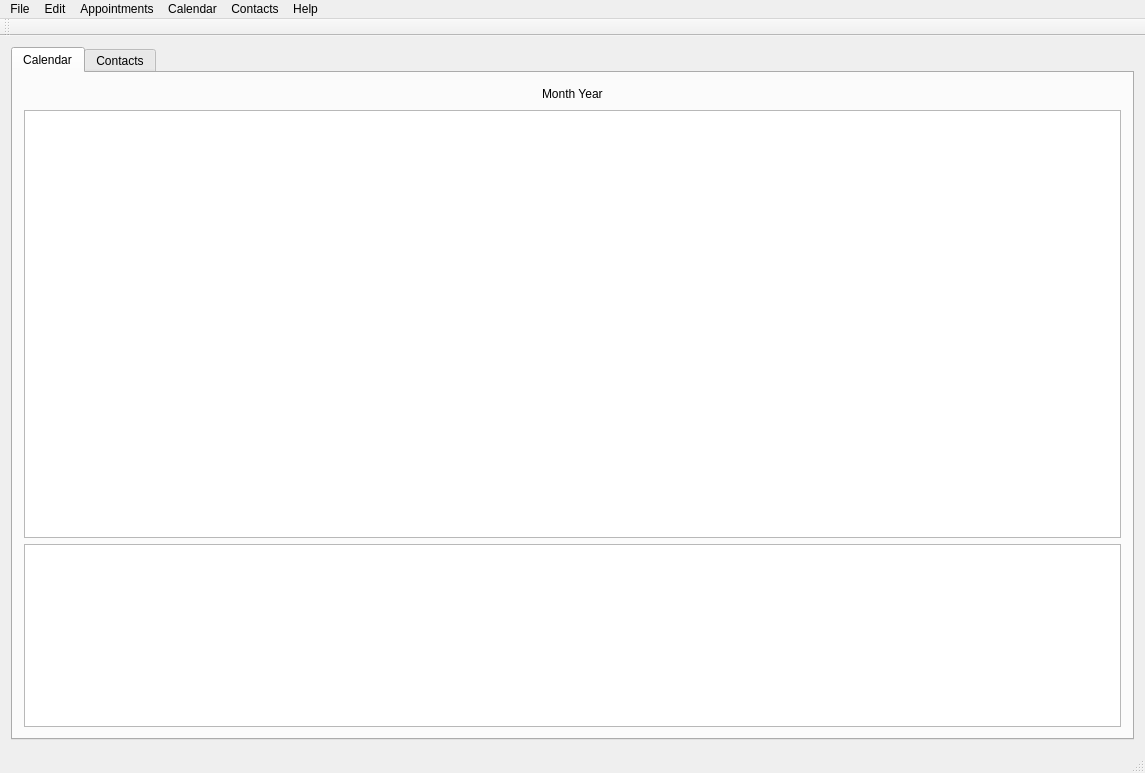
The window that src/mainwindow.ui (lxqt/organizer) describes before a commit, drawn with Qt 5.
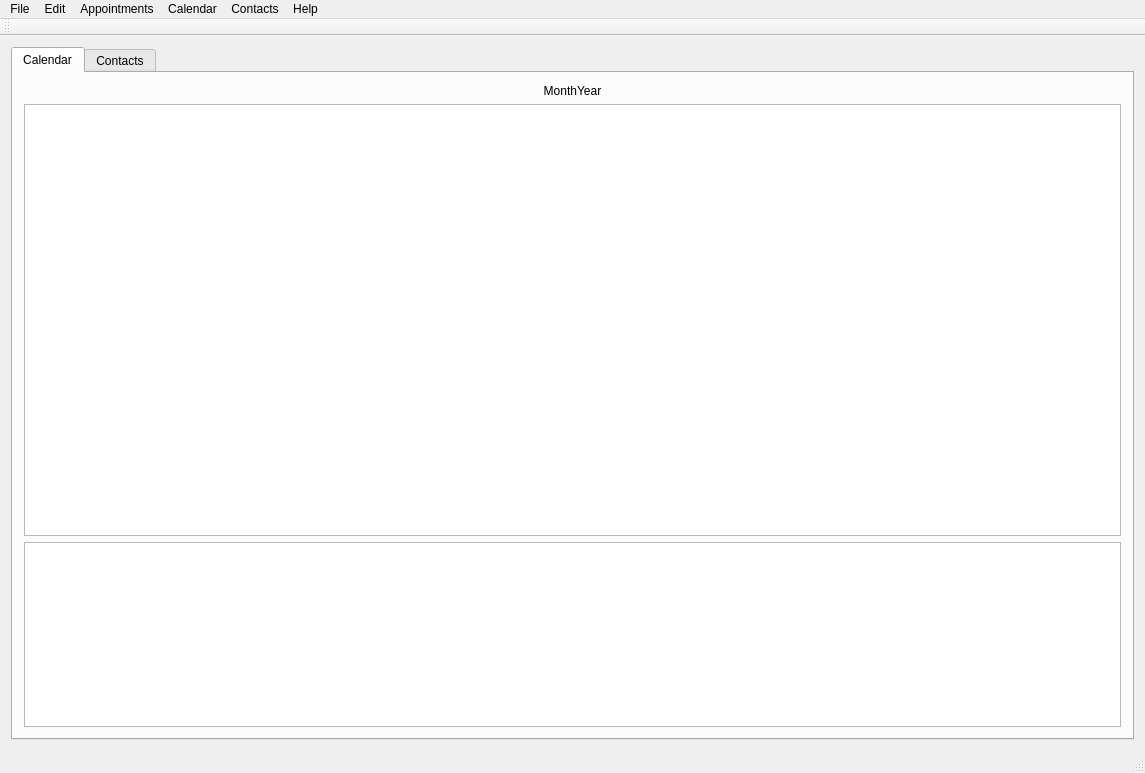
The same window after the commit. Icons and pictures are not drawn.

```diff
--- a/src/mainwindow.ui
+++ b/src/mainwindow.ui
@@ -30,38 +30,21 @@
           <item>
            <layout class="QHBoxLayout" name="horizontalLayout">
             <item>
-             <spacer name="horizontalSpacer">
-              <property name="orientation">
-               <enum>Qt::Horizontal</enum>
+             <widget class="QLabel" name="labelCalendarHeader">
+              <property name="sizePolicy">
+               <sizepolicy hsizetype="Expanding" vsizetype="Preferred">
+                <horstretch>0</horstretch>
+                <verstretch>0</verstretch>
+               </sizepolicy>
               </property>
-              <property name="sizeHint" stdset="0">
-               <size>
-                <width>40</width>
-                <height>20</height>
-               </size>
-              </property>
-             </spacer>
-            </item>
-            <item>
-             <widget class="QLabel" name="labelMonthYear">
               <property name="text">
-               <string>Month Year</string>
+               <string>MonthYear</string>
+              </property>
+              <property name="alignment">
+               <set>Qt::AlignCenter</set>
               </property>
              </widget>
             </item>
-            <item>
-             <spacer name="horizontalSpacer_2">
-              <property name="orientation">
-               <enum>Qt::Horizontal</enum>
-              </property>
-              <property name="sizeHint" stdset="0">
-               <size>
-                <width>40</width>
-                <height>20</height>
-               </size>
-              </property>
-             </spacer>
-            </item>
            </layout>
           </item>
           <item>
```
Left out of the diff: 175 changed lines with no effect on the pictures.
